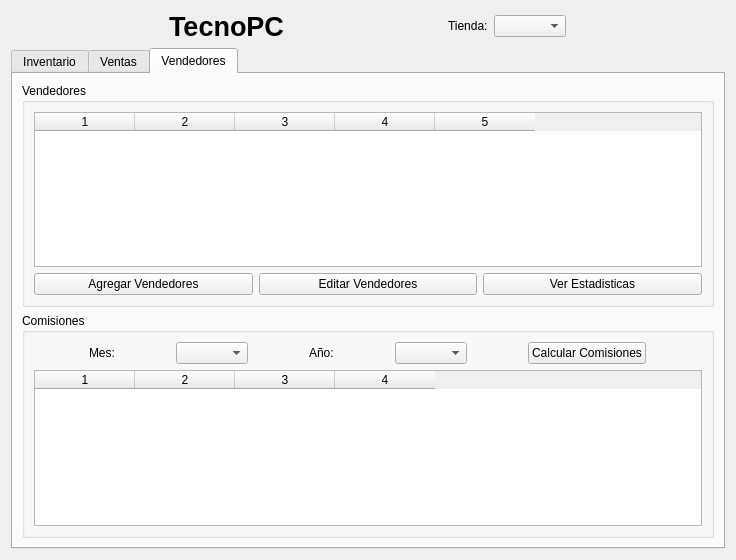
Before: the Qt Designer form ui/main.ui in Matiti061/TecnoPC, drawn with Qt 5.
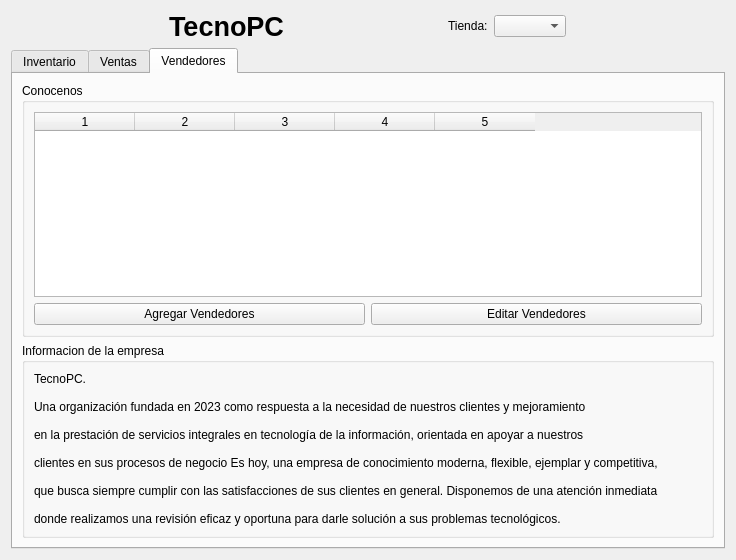
After: the same form once the commit is applied. The open tabs and pages were chosen to show the change.

Commit message: feat: finished the buttons' functionality and some small bugs

```diff
--- a/ui/main.ui
+++ b/ui/main.ui
@@ -442,7 +442,7 @@
        <item>
         <widget class="QGroupBox" name="groupBox_4">
          <property name="title">
-          <string>Vendedores</string>
+          <string>Conocenos</string>
          </property>
          <layout class="QVBoxLayout" name="verticalLayout_6">
           <item>
@@ -473,13 +473,6 @@
               </property>
              </widget>
             </item>
-            <item>
-             <widget class="QPushButton" name="view_stats_btn">
-              <property name="text">
-               <string>Ver Estadisticas</string>
-              </property>
-             </widget>
-            </item>
            </layout>
           </item>
          </layout>
@@ -488,81 +481,30 @@
        <item>
         <widget class="QGroupBox" name="groupBox_5">
          <property name="title">
-          <string>Comisiones</string>
+          <string>Informacion de la empresa</string>
          </property>
          <layout class="QVBoxLayout" name="verticalLayout_7">
           <item>
-           <layout class="QHBoxLayout" name="horizontalLayout_5">
-            <item>
-             <widget class="QLabel" name="label_10">
-              <property name="sizePolicy">
-               <sizepolicy hsizetype="Maximum" vsizetype="Maximum">
-                <horstretch>0</horstretch>
-                <verstretch>0</verstretch>
-               </sizepolicy>
-              </property>
-              <property name="text">
-               <string>Mes:</string>
-              </property>
-             </widget>
-            </item>
-            <item>
-             <widget class="QComboBox" name="month_comboBox">
-              <property name="sizePolicy">
-               <sizepolicy hsizetype="Maximum" vsizetype="Fixed">
-                <horstretch>0</horstretch>
-                <verstretch>0</verstretch>
-               </sizepolicy>
-              </property>
-             </widget>
-            </item>
-            <item>
-             <widget class="QLabel" name="label_11">
-              <property name="sizePolicy">
-               <sizepolicy hsizetype="Maximum" vsizetype="Maximum">
-                <horstretch>0</horstretch>
-                <verstretch>0</verstretch>
-               </sizepolicy>
-              </property>
-              <property name="text">
-               <string>Año:</string>
-              </property>
-             </widget>
-            </item>
-            <item>
-             <widget class="QComboBox" name="year_comboBox">
-              <property name="sizePolicy">
-               <sizepolicy hsizetype="Maximum" vsizetype="Maximum">
-                <horstretch>0</horstretch>
-                <verstretch>0</verstretch>
-               </sizepolicy>
-              </property>
-             </widget>
-            </item>
-            <item>
-             <widget class="QPushButton" name="calculation_comission">
-              <property name="sizePolicy">
-               <sizepolicy hsizetype="Maximum" vsizetype="Maximum">
-                <horstretch>0</horstretch>
-                <verstretch>0</verstretch>
-               </sizepolicy>
-              </property>
-              <property name="text">
-               <string>Calcular Comisiones</string>
-              </property>
-             </widget>
-            </item>
-           </layout>
-          </item>
-          <item>
-           <widget class="QTableWidget" name="comission_table">
-            <property name="columnCount">
-             <number>4</number>
+           <widget class="QLabel" name="label_6">
+            <property name="font">
+             <font>
+              <family>Arial</family>
+              <pointsize>9</pointsize>
+             </font>
             </property>
-            <column/>
-            <column/>
-            <column/>
-            <column/>
+            <property name="text">
+             <string>TecnoPC. 
+
+Una organización fundada en 2023 como respuesta a la necesidad de nuestros clientes y mejoramiento 
+
+en la prestación de servicios integrales en tecnología de la información, orientada en apoyar a nuestros 
+
+clientes en sus procesos de negocio Es hoy, una empresa de conocimiento moderna, flexible, ejemplar y competitiva,
+
+que busca siempre cumplir con las satisfacciones de sus clientes en general. Disponemos de una atención inmediata 
+
+donde realizamos una revisión eficaz y oportuna para darle solución a sus problemas tecnológicos.</string>
+            </property>
            </widget>
           </item>
          </layout>
```
Left out of the diff: 52 changed lines with no effect on the pictures. The commit also changes 2 other files.
